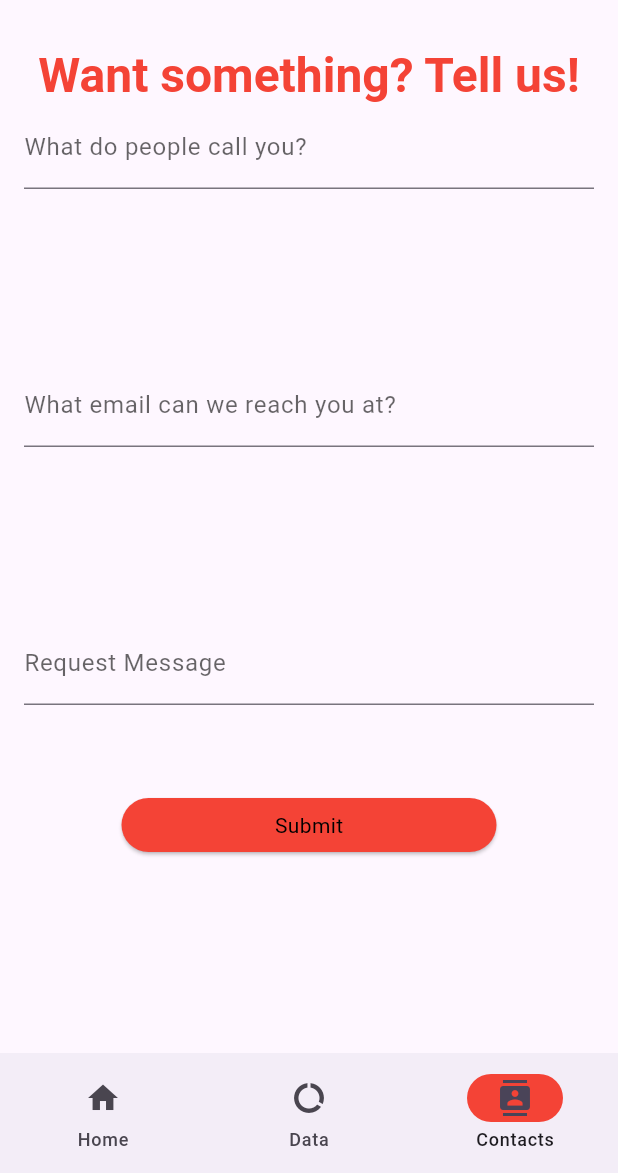
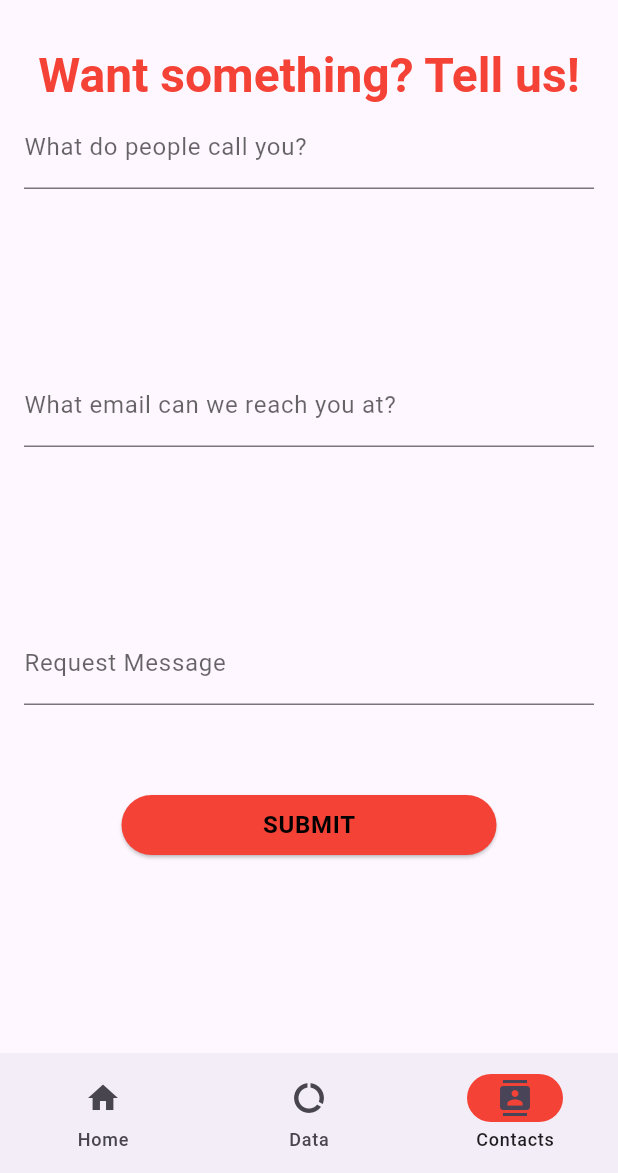
Before and after one commit to corb0140/navigation_flutter_app, a Flutter app: the screen it shows after launch, item 3 of the bottom bar chosen, on a phone screen of 412 x 824 dp, the part 63-1236 px from its top. Run offline on Flutter 3.47's test engine with Material 3 defaults, Android fonts, the light colour scheme and no system bars; network calls fail.

Commit message:
added more styling to contacts

```diff
--- a/lib/screens/contacts_screen.dart
+++ b/lib/screens/contacts_screen.dart
@@ -85,7 +85,7 @@ class _MyWidgetState extends State<ContactsScreen> {
             const SizedBox(height: 56.0),
             ElevatedButton(
               style: ElevatedButton.styleFrom(
-                  minimumSize: const Size(250, 36),
+                  minimumSize: const Size(250, 40),
                   backgroundColor: Colors.red),
               onPressed: () {
                 if (_formStateKey.currentState?.validate() ?? false) {
@@ -97,9 +97,10 @@ class _MyWidgetState extends State<ContactsScreen> {
                   print("Form is invalid");
                 }
               },
-              child: Text('Submit',
-                  style: textTheme.bodyMedium
-                      ?.copyWith(color: colorScheme.tertiary)),
+              child: Text('Submit'.toUpperCase(),
+                  style: textTheme.bodyLarge?.copyWith(
+                      color: colorScheme.tertiary,
+                      fontWeight: FontWeight.bold)),
             ),
           ])),
     )));
```
